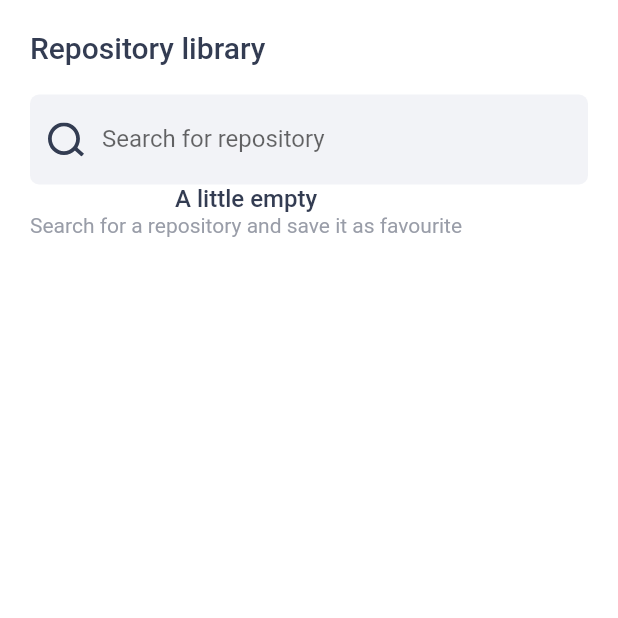
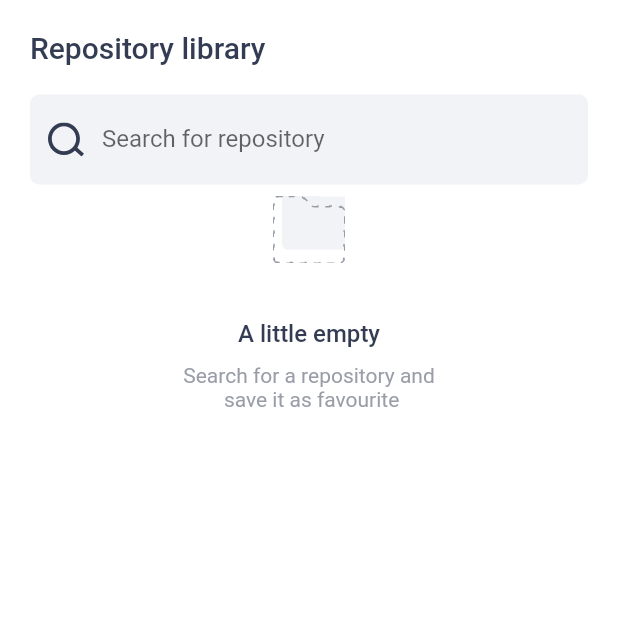
Before and after one commit to MarkcMalloy/gitexplorer, a Flutter app: the screen it shows after launch, on a phone screen of 412 x 824 dp, the top half of it. Run offline on Flutter 3.47's test engine with Material 2 defaults, Android fonts, the phone set to English and light mode, and no system bars; our stand-ins replace flutter_svg, google_fonts.

Commit message:
renamed the rectangle assets to backgroundBox.svg and foregroundBox.svg.
Need to center the a little empty UI, and then we are ready to start building listview elements and calling the api

```diff
--- a/lib/Pages/Search/Components/no_search_result.dart
+++ b/lib/Pages/Search/Components/no_search_result.dart
@@ -1,4 +1,5 @@
 import 'package:flutter/material.dart';
+import 'package:flutter_svg/flutter_svg.dart';
 import 'package:google_fonts/google_fonts.dart';
 
 class NoRepositoryResult extends StatelessWidget {
@@ -6,23 +7,49 @@ class NoRepositoryResult extends StatelessWidget {
 
   @override
   Widget build(BuildContext context) {
-    return Column(
-      crossAxisAlignment: CrossAxisAlignment.center,
-      mainAxisAlignment: MainAxisAlignment.center,
-      children: [emptyText(), subHeaderText()],
+    return Align(
+      alignment: Alignment.center,
+      child: Column(
+        mainAxisAlignment: MainAxisAlignment.center,
+        children: [emptyAsset(), emptyText(), subHeaderText()],
+      ),
+    );
+  }
+
+  Widget emptyAsset() {
+    return Container(
+      alignment: Alignment.center,
+      height: 60,
+      width: double.infinity,
+      child: Stack(
+        children: [
+          Positioned(
+            top: -6,
+            left: 6,
+            child: SvgPicture.asset("assets/backgroundBox.svg"),
+          ),
+          Positioned(
+            child: SvgPicture.asset("assets/foregroundBox.svg"),
+          )
+        ],
+      ),
     );
   }
 
   Widget emptyText() {
-    return Text("A little empty",
-        style: GoogleFonts.roboto(
-            color: Color(0xff333C52),
-            fontSize: 16,
-            fontWeight: FontWeight.w500));
+    return Padding(
+      padding: EdgeInsets.only(bottom: 10, top: 30),
+      child: Text("A little empty",
+          style: GoogleFonts.roboto(
+              color: Color(0xff333C52),
+              fontSize: 16,
+              fontWeight: FontWeight.w500)),
+    );
   }
 
-  Widget subHeaderText(){
-    return Text("Search for a repository and save it as favourite",
+  Widget subHeaderText() {
+    return Text("Search for a repository and\n save it as favourite",
+        textAlign: TextAlign.center,
         style: GoogleFonts.roboto(
             color: Color(0xff999DA8),
             fontSize: 14,
--- a/lib/Pages/Search/search_repositories_screen.dart
+++ b/lib/Pages/Search/search_repositories_screen.dart
@@ -31,7 +31,7 @@ class _SearchRepositoriesScreenState extends State<SearchRepositoriesScreen> {
           child: Column(
             crossAxisAlignment: CrossAxisAlignment.start,
             children: [
-              RepositoryHeadline(),
+              const RepositoryHeadline(),
               SearchRepositoriesBar(search: getSavedRepositories),
               showSearchResult()
             ],
--- a/pubspec.yaml
+++ b/pubspec.yaml
@@ -64,6 +64,8 @@ flutter:
   # To add assets to your application, add an assets section, like this:
   assets:
     - assets/search_icon.svg
+    - assets/backgroundBox.svg
+    - assets/foregroundBox.svg
   #   - images/a_dot_ham.jpeg
 
   # An image asset can refer to one or more resolution-specific "variants", see
```
Also changed, not shown: assets/backgroundBox.svg (renamed from assets/Rectangle 9.svg), assets/foregroundBox.svg (renamed from assets/Rectangle 8.svg).
